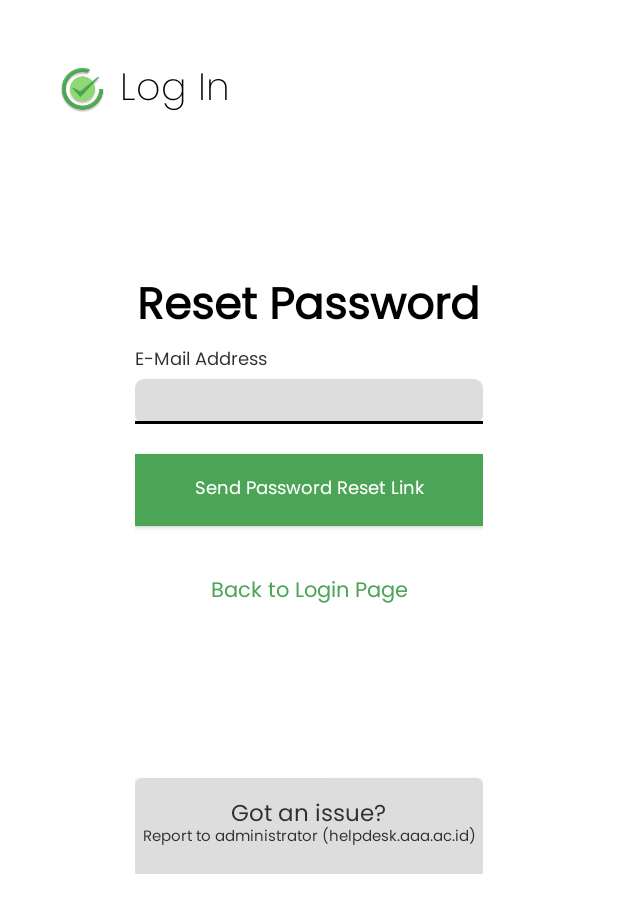
After one commit to WinHw/ClassIn, an Android app: the ResetPasswordActivity screen opened directly, with no data from a screen before it, on a phone screen of 412 x 824 dp. The commit adds this screen. Shown: the top 913 px of the screen. Run offline under Robolectric (Android 15) with nearby library versions, the phone set to English and light mode, and no system bars.

Commit message:
linear layout reset password

```diff
--- a/app/build.gradle
+++ b/app/build.gradle
@@ -37,6 +37,7 @@ dependencies {
     implementation 'androidx.appcompat:appcompat:1.5.1'
     implementation 'com.google.android.material:material:1.6.1'
     implementation 'androidx.constraintlayout:constraintlayout:2.1.4'
+    implementation 'androidx.cardview:cardview:1.0.0'
     testImplementation 'junit:junit:4.13.2'
     androidTestImplementation 'androidx.test.ext:junit:1.1.3'
     androidTestImplementation 'androidx.test.espresso:espresso-core:3.4.0'
--- a/app/src/main/AndroidManifest.xml
+++ b/app/src/main/AndroidManifest.xml
@@ -14,6 +14,13 @@
         android:theme="@style/Theme.ClassIn"
         tools:targetApi="31">
         <activity
+            android:name=".ResetPasswordActivity"
+            android:exported="false">
+            <meta-data
+                android:name="android.app.lib_name"
+                android:value="" />
+        </activity>
+        <activity
             android:name=".MainActivity"
             android:exported="true">
             <intent-filter>
--- /dev/null
+++ b/app/src/main/java/com/hendrywinata/classin/ResetPasswordActivity.kt
@@ -0,0 +1,11 @@
+package com.hendrywinata.classin
+
+import androidx.appcompat.app.AppCompatActivity
+import android.os.Bundle
+
+class ResetPasswordActivity : AppCompatActivity() {
+    override fun onCreate(savedInstanceState: Bundle?) {
+        super.onCreate(savedInstanceState)
+        setContentView(R.layout.activity_reset_password)
+    }
+}
--- a/app/src/main/res/font/poppins.xml
+++ b/app/src/main/res/font/poppins.xml
@@ -7,4 +7,10 @@
         android:fontStyle="normal"
         android:fontWeight="400"
         android:font="@font/poppins_regular" />
+    <font
+        android:fontWeight="300"
+        android:font="@font/poppins_light" />
+    <font
+        android:fontWeight="200"
+        android:font="@font/poppins_extralight" />
 </font-family>
--- /dev/null
+++ b/app/src/main/res/layout/activity_reset_password.xml
@@ -0,0 +1,140 @@
+<?xml version="1.0" encoding="utf-8"?>
+<ScrollView xmlns:android="http://schemas.android.com/apk/res/android"
+    xmlns:app="http://schemas.android.com/apk/res-auto"
+    xmlns:tools="http://schemas.android.com/tools"
+    android:layout_width="match_parent"
+    android:layout_height="match_parent"
+    xmlns:card_view="http://schemas.android.com/apk/res-auto"
+    tools:context=".ResetPasswordActivity">
+
+    <LinearLayout
+        android:layout_width="match_parent"
+        android:layout_height="wrap_content"
+        android:orientation="vertical"
+        android:padding="40dp">
+        <LinearLayout
+            android:layout_width="match_parent"
+            android:layout_height="wrap_content"
+            android:orientation="horizontal"
+            android:gravity="center_vertical">
+            <ImageView
+                android:layout_width="30dp"
+                android:layout_height="30dp"
+                android:src="@drawable/logo"/>
+            <TextView
+                android:layout_width="wrap_content"
+                android:layout_height="wrap_content"
+                android:layout_marginStart="10dp"
+                android:text="@string/log_in"
+                android:textSize="25dp"
+                android:textColor="@color/black"
+                android:fontFamily="@font/poppins_extralight"/>
+        </LinearLayout>
+
+        <LinearLayout
+            android:layout_width="match_parent"
+            android:layout_height="wrap_content"
+            android:orientation="vertical"
+            android:padding="50dp"
+            android:layout_marginTop="50dp"
+            >
+            <TextView
+                android:layout_width="wrap_content"
+                android:layout_height="wrap_content"
+                android:text="@string/reset_password"
+                android:textColor="@color/black"
+                android:fontFamily="@font/poppins_regular"
+                android:textSize="29sp"
+                android:textStyle="bold"
+                android:textAlignment="center"
+                android:gravity="center"
+                android:layout_gravity="center"
+                />
+
+            <TextView
+                android:layout_width="wrap_content"
+                android:layout_height="wrap_content"
+                android:text="E-Mail Address"
+                android:fontFamily="@font/poppins_regular"
+                android:textColor="@color/gray"
+                android:textSize="12sp"
+                />
+
+            <com.google.android.material.textfield.TextInputLayout
+                android:layout_width="match_parent"
+                android:layout_height="30dp"
+                app:boxCornerRadiusBottomEnd="6dp"
+                app:boxCornerRadiusBottomStart="6dp"
+                app:boxCornerRadiusTopEnd="6dp"
+                app:boxCornerRadiusTopStart="6dp"
+                android:layout_marginTop="2dp"
+                style="@style/Widget.MaterialComponents.TextInputLayout.FilledBox"
+                app:boxBackgroundColor="@color/light_grey"
+                app:boxStrokeColor="@color/black"
+                app:boxStrokeWidthFocused="2dp">
+
+                <com.google.android.material.textfield.TextInputEditText
+                    android:layout_width="match_parent"
+                    android:layout_height="wrap_content"
+                    android:textColor="@color/black"/>
+
+            </com.google.android.material.textfield.TextInputLayout>
+
+            <androidx.appcompat.widget.AppCompatButton
+                android:layout_width="match_parent"
+                android:layout_height="wrap_content"
+                android:fontFamily="@font/poppins_regular"
+                android:textSize="12dp"
+                android:text="Send Password Reset Link"
+                android:textAllCaps="false"
+                android:background="@color/green"
+                android:textColor="@color/white"
+                android:layout_marginTop="20dp"
+                android:layout_gravity="center"
+                />
+
+            <androidx.appcompat.widget.AppCompatButton
+                android:layout_width="match_parent"
+                android:layout_height="wrap_content"
+                android:layout_marginBottom="100dp"
+                android:text="Back to Login Page"
+                android:fontFamily="@font/poppins_regular"
+                android:textColor="@color/green"
+                android:textAllCaps="false"
+                android:background="@color/transparent"
+                android:layout_marginTop="20dp"
+                android:layout_gravity="center"
+                />
+
+            <androidx.cardview.widget.CardView
+                app:cardBackgroundColor="@color/light_grey"
+                android:layout_width="match_parent"
+                android:layout_height="wrap_content"
+                card_view:cardCornerRadius="4dp"
+                app:contentPaddingTop="12dp"
+                >
+                <TextView
+                    android:layout_width="wrap_content"
+                    android:layout_height="wrap_content"
+                    android:layout_gravity="center_horizontal"
+                    android:text="Got an issue?"
+                    android:fontFamily="@font/poppins_regular"
+                    android:textColor="@color/gray"
+                    android:textSize="15sp"
+                    />
+                <androidx.appcompat.widget.AppCompatButton
+                    android:layout_width="match_parent"
+                    android:layout_height="wrap_content"
+                    android:text="Report to administrator (helpdesk.aaa.ac.id)"
+                    android:fontFamily="@font/poppins_regular"
+                    android:background="@color/transparent"
+                    android:textColor="@color/gray"
+                    android:textAllCaps="false"
+                    android:layout_marginTop="4dp"
+                    android:textSize="10sp"
+                    />
+
+            </androidx.cardview.widget.CardView>
+        </LinearLayout>
+    </LinearLayout>
+</ScrollView>
--- a/app/src/main/res/values/colors.xml
+++ b/app/src/main/res/values/colors.xml
@@ -7,4 +7,8 @@
     <color name="teal_700">#FF018786</color>
     <color name="black">#FF000000</color>
     <color name="white">#FFFFFFFF</color>
+    <color name="gray">#312E2E</color>
+    <color name="green">#4CA456</color>
+    <color name="transparent">#00000000</color>
+    <color name="light_grey">#DDDDDD</color>
 </resources>
--- a/app/src/main/res/values/strings.xml
+++ b/app/src/main/res/values/strings.xml
@@ -1,3 +1,5 @@
 <resources>
     <string name="app_name">ClassIn</string>
+    <string name="log_in">Log In</string>
+    <string name="reset_password">Reset Password</string>
 </resources>
```
Also changed, not shown: app/src/main/res/font/poppins_extralight.ttf (added), app/src/main/res/font/poppins_light.ttf (added).
